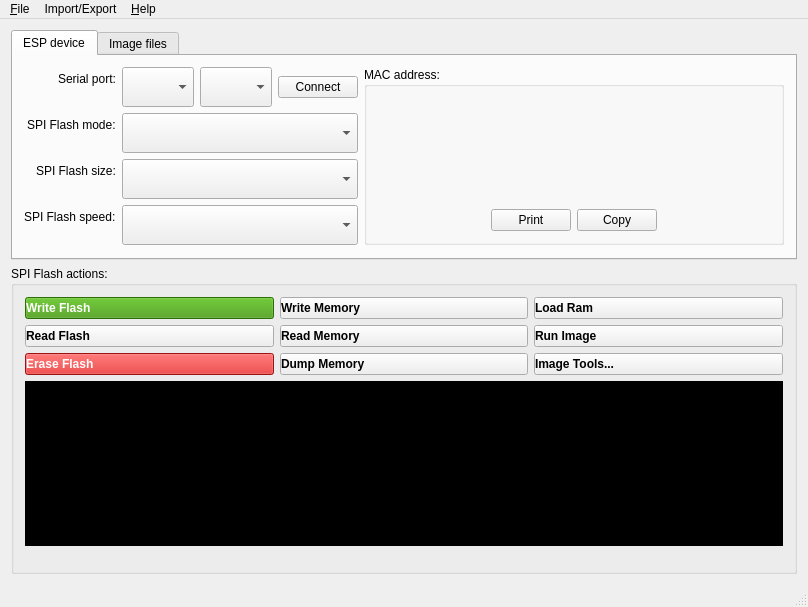
This is mainwindow.ui in hassanibi/espflasher as Qt 5 draws it before an edit. The edited form follows.
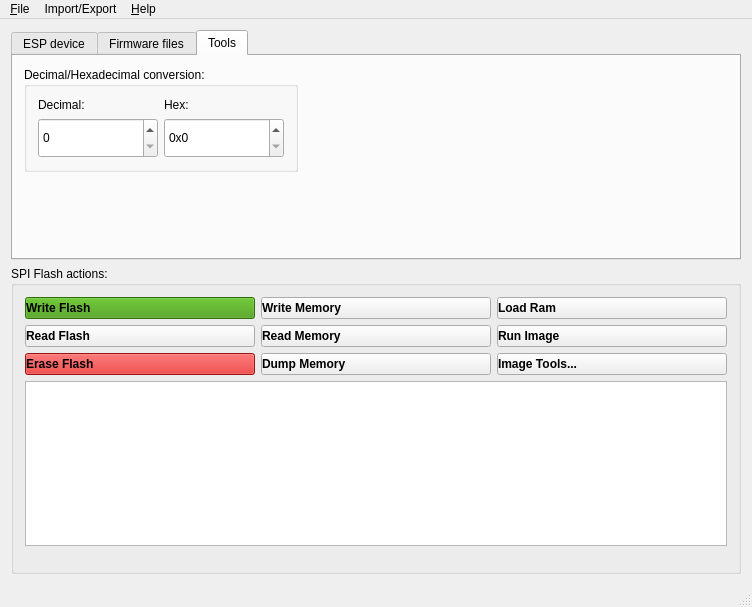
This is the edited form. The open tabs and pages were chosen to show the change. Icons and pictures are not drawn. Custom widgets are drawn as their Qt base class.

Patch:
```diff
--- a/mainwindow.ui
+++ b/mainwindow.ui
@@ -6,7 +6,7 @@
    <rect>
     <x>0</x>
     <y>0</y>
-    <width>808</width>
+    <width>752</width>
     <height>607</height>
    </rect>
   </property>
@@ -88,6 +88,11 @@
                 <property name="whatsThis">
                  <string>Connect to serial port</string>
                 </property>
+                <property name="styleSheet">
+                 <string notr="true">text-align:left;
+font-weight:bold;
+background-color:rgb(62, 152, 9);</string>
+                </property>
                 <property name="text">
                  <string>Connect</string>
                 </property>
@@ -296,10 +301,118 @@
       </widget>
       <widget class="QWidget" name="filesTab">
        <attribute name="title">
-        <string>Image files</string>
+        <string>Firmware files</string>
        </attribute>
        <layout class="QVBoxLayout" name="verticalLayoutFT"/>
       </widget>
+      <widget class="QWidget" name="toolsTab">
+       <attribute name="title">
+        <string>Tools</string>
+       </attribute>
+       <layout class="QVBoxLayout" name="verticalLayout_6">
+        <item>
+         <layout class="QHBoxLayout" name="horizontalLayout_4">
+          <item>
+           <widget class="QGroupBox" name="groupBox">
+            <property name="title">
+             <string>Decimal/Hexadecimal conversion:</string>
+            </property>
+            <layout class="QVBoxLayout" name="verticalLayout_4">
+             <item>
+              <layout class="QGridLayout" name="gridLayout_2">
+               <item row="1" column="0">
+                <widget class="QSpinBox" name="decSB">
+                 <property name="minimumSize">
+                  <size>
+                   <width>120</width>
+                   <height>40</height>
+                  </size>
+                 </property>
+                 <property name="maximumSize">
+                  <size>
+                   <width>16777215</width>
+                   <height>40</height>
+                  </size>
+                 </property>
+                 <property name="maximum">
+                  <number>999999999</number>
+                 </property>
+                </widget>
+               </item>
+               <item row="0" column="1">
+                <widget class="QLabel" name="label_3">
+                 <property name="text">
+                  <string>Hex:</string>
+                 </property>
+                </widget>
+               </item>
+               <item row="0" column="0">
+                <widget class="QLabel" name="label_2">
+                 <property name="text">
+                  <string>Decimal:</string>
+                 </property>
+                </widget>
+               </item>
+               <item row="1" column="1">
+                <widget class="QSpinBox" name="hexSB">
+                 <property name="minimumSize">
+                  <size>
+                   <width>120</width>
+                   <height>40</height>
+                  </size>
+                 </property>
+                 <property name="maximumSize">
+                  <size>
+                   <width>16777215</width>
+                   <height>40</height>
+                  </size>
+                 </property>
+                 <property name="prefix">
+                  <string>0x</string>
+                 </property>
+                 <property name="maximum">
+                  <number>999999999</number>
+                 </property>
+                 <property name="displayIntegerBase">
+                  <number>16</number>
+                 </property>
+                </widget>
+               </item>
+              </layout>
+             </item>
+            </layout>
+           </widget>
+          </item>
+          <item>
+           <spacer name="horizontalSpacer_3">
+            <property name="orientation">
+             <enum>Qt::Horizontal</enum>
+            </property>
+            <property name="sizeHint" stdset="0">
+             <size>
+              <width>40</width>
+              <height>20</height>
+             </size>
+            </property>
+           </spacer>
+          </item>
+         </layout>
+        </item>
+        <item>
+         <spacer name="verticalSpacer_3">
+          <property name="orientation">
+           <enum>Qt::Vertical</enum>
+          </property>
+          <property name="sizeHint" stdset="0">
+           <size>
+            <width>20</width>
+            <height>77</height>
+           </size>
+          </property>
+         </spacer>
+        </item>
+       </layout>
+      </widget>
      </widget>
     </item>
     <item>
@@ -324,7 +437,6 @@
            <property name="styleSheet">
             <string notr="true">text-align:left;
 font-weight: bold;
-color:rgb(255, 255, 255);
 background-color:rgb(214, 29, 29);</string>
            </property>
            <property name="text">
@@ -390,7 +502,6 @@
            </property>
            <property name="styleSheet">
             <string notr="true">text-align:left;
-color:rgb(255, 255, 255);
 font-weight: bold;
 background-color:rgb(62, 152, 9);</string>
            </property>
@@ -593,9 +704,6 @@
            <pointsize>10</pointsize>
           </font>
          </property>
-         <property name="styleSheet">
-          <string notr="true">background-color:rgb(0, 0, 0)</string>
-         </property>
          <property name="editTriggers">
           <set>QAbstractItemView::NoEditTriggers</set>
          </property>
@@ -642,7 +750,7 @@
     <rect>
      <x>0</x>
      <y>0</y>
-     <width>808</width>
+     <width>752</width>
      <height>27</height>
     </rect>
    </property>
```
Left out of the diff: 6 changed lines with no effect on the pictures.
